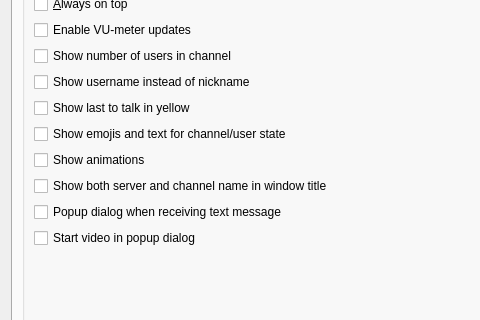
Above: Client/qtTeamTalk/preferences.ui from BearWare/TeamTalk5 before the change; both pictures show x 0 to 480 and y 161 to 481 of the 994 by 697 pixel window. Below: the same form after it.
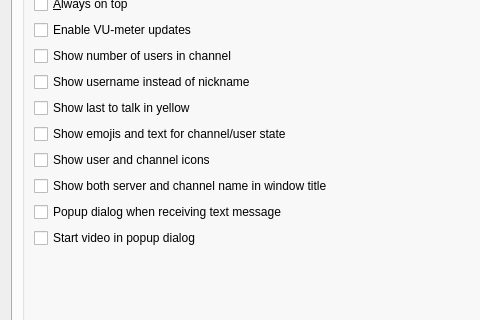
That is the form after the change. The open tabs and pages were chosen to show the change. Icons and pictures are not drawn. Custom widgets are drawn as their Qt base class.

Commit message: Change "Show animations" to "Show user and channel icons"

```diff
--- a/Client/qtTeamTalk/preferences.ui
+++ b/Client/qtTeamTalk/preferences.ui
@@ -452,7 +452,7 @@
               <item>
                <widget class="QCheckBox" name="animChkBox">
                 <property name="text">
-                 <string>Show animations</string>
+                 <string>Show user and channel icons</string>
                 </property>
                </widget>
               </item>
```
